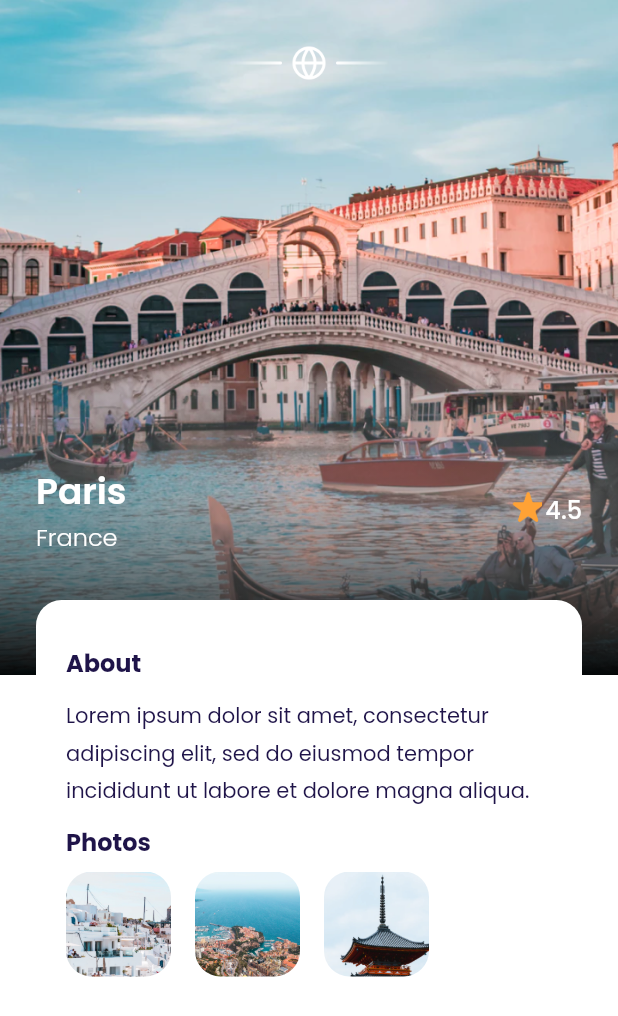
After one commit to willyferry/flutter, a Flutter app: the DetailPage screen opened by its route, on a phone screen of 412 x 824 dp. The commit adds this screen. Shown: the top 1016 px of the screen. Run offline on Flutter 3.47's test engine with Material 2 defaults, Android fonts, the phone set to English and light mode, and no system bars; our stand-ins replace google_fonts.

Commit message:
detail page

```diff
--- a/lib/main.dart
+++ b/lib/main.dart
@@ -1,4 +1,5 @@
 import 'package:airplane/ui/pages/bonuse_page.dart';
+import 'package:airplane/ui/pages/detail_page.dart';
 import 'package:airplane/ui/pages/get_started_page.dart';
 import 'package:airplane/ui/pages/main_page.dart';
 import 'package:airplane/ui/pages/sign_up_page.dart';
@@ -18,6 +19,7 @@ class MyApp extends StatelessWidget {
       '/sign-up': (context) => const SignUpPage(),
       '/bonus': (context) => const BonusPage(),
       '/main-page': (context) => const MainPage(),
+      '/detail-page': (context) => const DetailPage(),
     });
   }
 }
--- /dev/null
+++ b/lib/ui/pages/detail_page.dart
@@ -0,0 +1,216 @@
+import 'package:flutter/material.dart';
+import 'package:airplane/shared/theme.dart';
+
+class DetailPage extends StatelessWidget {
+  const DetailPage({Key? key}) : super(key: key);
+
+  @override
+  Widget build(BuildContext context) {
+    Widget backgroundTop() {
+      return Container(
+        width: double.infinity,
+        height: 450,
+        decoration: const BoxDecoration(
+          image: DecorationImage(
+            fit: BoxFit.cover,
+            image: AssetImage('assets/image_destination1.png'),
+          ),
+        ),
+      );
+    }
+
+    Widget shadowCard() {
+      return Container(
+        width: double.infinity,
+        height: 214,
+        margin: const EdgeInsets.only(
+          top: 236,
+        ),
+        decoration: BoxDecoration(
+          gradient: LinearGradient(
+            begin: Alignment.topCenter,
+            end: Alignment.bottomCenter,
+            colors: [
+              kWhiteColor.withOpacity(0),
+              Colors.black.withOpacity(0.95),
+            ],
+          ),
+        ),
+      );
+    }
+
+    Widget contetDescriptionPhoto(String imagePath) {
+      return Container(
+        width: 70,
+        height: 70,
+        margin: const EdgeInsets.only(
+          top: 8,
+          right: 16,
+        ),
+        decoration: BoxDecoration(
+          borderRadius: BorderRadius.circular(defaultRadius),
+          image: DecorationImage(
+            fit: BoxFit.cover,
+            image: AssetImage(imagePath),
+          ),
+        ),
+      );
+    }
+
+    Widget content() {
+      return Container(
+        width: double.infinity,
+        margin: EdgeInsets.symmetric(
+          horizontal: defaultMargin,
+        ),
+        child: Column(
+          children: [
+            // NOTE: EMBLEM
+            Container(
+              width: 108,
+              height: 24,
+              margin: const EdgeInsets.only(
+                top: 30,
+              ),
+              decoration: const BoxDecoration(
+                image: DecorationImage(
+                  image: AssetImage('assets/icon_emblem.png'),
+                ),
+              ),
+            ),
+
+            // NOTE: TITLE
+            Container(
+              margin: const EdgeInsets.only(
+                top: 256,
+              ),
+              child: Row(
+                children: [
+                  Expanded(
+                    child: Column(
+                      crossAxisAlignment: CrossAxisAlignment.start,
+                      children: [
+                        Text(
+                          'Paris',
+                          style: whiteTextStyle.copyWith(
+                            fontSize: 24,
+                            fontWeight: semiBold,
+                          ),
+                        ),
+                        Text(
+                          'France',
+                          style: whiteTextStyle.copyWith(
+                            fontSize: 16,
+                            fontWeight: light,
+                          ),
+                        ),
+                      ],
+                    ),
+                  ),
+                  Row(
+                    mainAxisAlignment: MainAxisAlignment.center,
+                    crossAxisAlignment: CrossAxisAlignment.start,
+                    children: [
+                      Container(
+                        width: 20,
+                        height: 20,
+                        margin: const EdgeInsets.only(right: 2),
+                        decoration: const BoxDecoration(
+                          image: DecorationImage(
+                            fit: BoxFit.cover,
+                            image: AssetImage('assets/icon_star.png'),
+                          ),
+                        ),
+                      ),
+                      Text(
+                        '4.5',
+                        style: whiteTextStyle.copyWith(
+                          fontSize: 16,
+                          fontWeight: medium,
+                        ),
+                      ),
+                    ],
+                  ),
+                ],
+              ),
+            ),
+
+            // NOTE DESCRIPTION
+            Container(
+              width: double.infinity,
+              margin: const EdgeInsets.only(
+                top: 30,
+              ),
+              padding: const EdgeInsets.symmetric(
+                horizontal: 20,
+                vertical: 30,
+              ),
+              decoration: BoxDecoration(
+                color: kWhiteColor,
+                borderRadius: BorderRadius.circular(defaultRadius),
+              ),
+              child: Column(
+                crossAxisAlignment: CrossAxisAlignment.start,
+                children: [
+                  Text(
+                    'About',
+                    style: blackTextStyle.copyWith(
+                      fontSize: 16,
+                      fontWeight: bold,
+                    ),
+                  ),
+                  const SizedBox(
+                    height: 10,
+                  ),
+                  Text(
+                    'Lorem ipsum dolor sit amet, consectetur adipiscing elit, sed do eiusmod tempor incididunt ut labore et dolore magna aliqua.',
+                    style: blackTextStyle.copyWith(
+                      height: 1.8,
+                      overflow: TextOverflow.ellipsis,
+                    ),
+                    maxLines: 3,
+                  ),
+
+                  // NOTE: PHOTOS
+                  const SizedBox(
+                    height: 10,
+                  ),
+                  Text(
+                    'Photos',
+                    style: blackTextStyle.copyWith(
+                      fontSize: 16,
+                      fontWeight: bold,
+                    ),
+                  ),
+                  Row(
+                    children: [
+                      contetDescriptionPhoto('assets/image_destination2.png'),
+                      contetDescriptionPhoto('assets/image_destination3.png'),
+                      contetDescriptionPhoto('assets/image_destination4.png'),
+                    ],
+                  ),
+
+                  // NOTE: INTEREST
+                  const SizedBox(
+                    height: 10,
+                  ),
+                ],
+              ),
+            ),
+          ],
+        ),
+      );
+    }
+
+    return Scaffold(
+      backgroundColor: kWhiteColor,
+      body: Stack(
+        children: [
+          backgroundTop(),
+          shadowCard(),
+          content(),
+        ],
+      ),
+    );
+  }
+}
--- a/lib/ui/widgets/card_container.dart
+++ b/lib/ui/widgets/card_container.dart
@@ -17,7 +17,11 @@ class CardContainer extends StatelessWidget {
 
   @override
   Widget build(BuildContext context) {
-    return Container(
+    return GestureDetector(
+      onTap: () {
+        Navigator.pushNamed(context, '/detail-page');
+      },
+      child: Container(
         margin: const EdgeInsets.only(
           top: 16,
         ),
@@ -87,6 +91,7 @@ class CardContainer extends StatelessWidget {
             ),
           ],
         ),
+      ),
     );
   }
 }
--- /dev/null
+++ b/lib/ui/widgets/content_photos_description.dart
@@ -0,0 +1,11 @@
+import 'package:flutter/material.dart';
+import 'package:airplane/shared/theme.dart';
+
+class ContentPhotosDescription extends StatelessWidget {
+  const ContentPhotosDescription({Key? key}) : super(key: key);
+
+  @override
+  Widget build(BuildContext context) {
+    return Container();
+  }
+}
```
Lines whose indentation alone changed are shown as unchanged.
